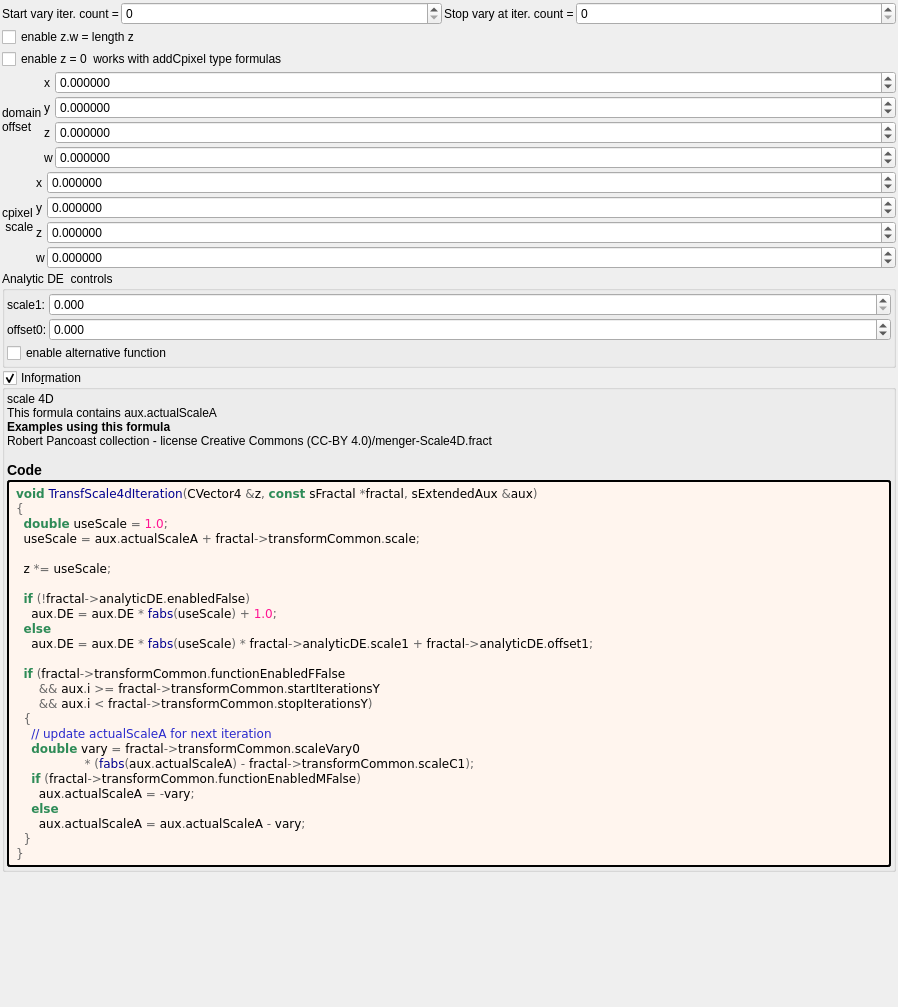
Old version of the form mandelbulber2/formula/ui/transf_initial4d.ui in the repository buddhi1980/mandelbulber2.
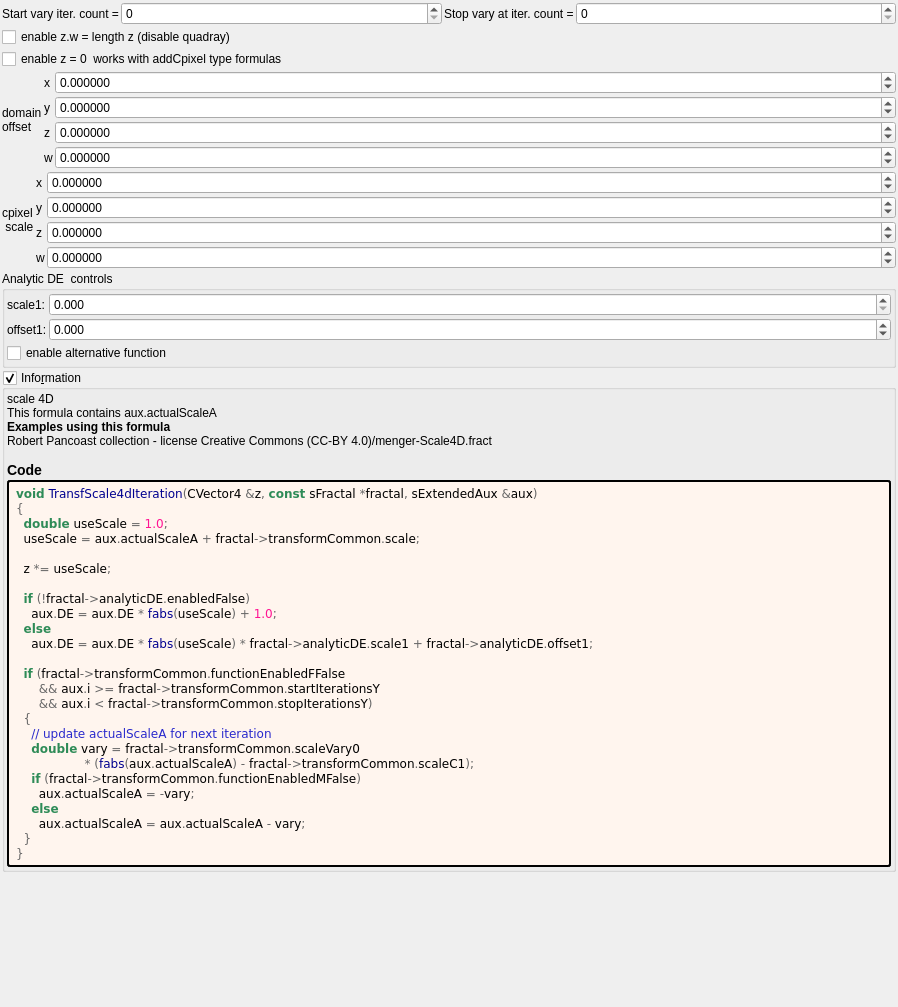
New version of the form. Custom widgets are drawn as their Qt base class.

Diff of the .ui file:
```diff
--- a/mandelbulber2/formula/ui/transf_initial4d.ui
+++ b/mandelbulber2/formula/ui/transf_initial4d.ui
@@ -91,7 +91,7 @@
    <item>
     <widget class="MyCheckBox" name="checkBox_transf_function_enabled_false">
      <property name="text">
-      <string>enable z.w = length z</string>
+      <string>enable z.w = length z (disable quadray)</string>
      </property>
     </widget>
    </item>
@@ -501,7 +501,7 @@
         <item row="1" column="0">
          <widget class="QLabel" name="label_180">
           <property name="text">
-           <string>offset0:</string>
+           <string>offset1:</string>
           </property>
          </widget>
         </item>
```
Left out of the diff: 21 changed lines with no effect on the pictures.
